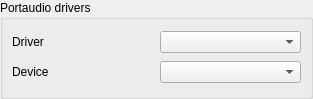
The window that src/traverso/ui/PaDriverPage.ui (ErwanLegrand/Traverso-DAW) describes before a commit, drawn with Qt 5.
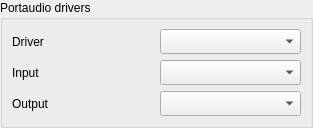
The same window after the commit.

```diff
--- a/src/traverso/ui/PaDriverPage.ui
+++ b/src/traverso/ui/PaDriverPage.ui
@@ -7,7 +7,7 @@
     <x>0</x>
     <y>0</y>
     <width>313</width>
-    <height>99</height>
+    <height>128</height>
    </rect>
   </property>
   <property name="windowTitle">
@@ -54,7 +54,14 @@
          </widget>
         </item>
         <item>
-         <widget class="QComboBox" name="driverCombo"/>
+         <widget class="QComboBox" name="driverCombo">
+          <property name="sizePolicy">
+           <sizepolicy hsizetype="Preferred" vsizetype="Preferred">
+            <horstretch>0</horstretch>
+            <verstretch>0</verstretch>
+           </sizepolicy>
+          </property>
+         </widget>
         </item>
        </layout>
       </item>
@@ -75,12 +82,52 @@
 &lt;p style=&quot; margin-top:0px; margin-bottom:0px; margin-left:0px; margin-right:0px; -qt-block-indent:0; text-indent:0px;&quot;&gt;PortAudio provides transparent driver support for multiple platforms, including Windows (see the wmme, direct x and asio options), and Mac OS X (see the CoreAudio and jack options)&lt;/p&gt;&lt;/body&gt;&lt;/html&gt;</string>
           </property>
           <property name="text">
-           <string>Device</string>
+           <string>Input</string>
           </property>
          </widget>
         </item>
         <item>
-         <widget class="QComboBox" name="devicesCombo"/>
+         <widget class="QComboBox" name="inputDevicesCombo">
+          <property name="sizePolicy">
+           <sizepolicy hsizetype="Preferred" vsizetype="Preferred">
+            <horstretch>0</horstretch>
+            <verstretch>0</verstretch>
+           </sizepolicy>
+          </property>
+         </widget>
+        </item>
+       </layout>
+      </item>
+      <item>
+       <layout class="QHBoxLayout" name="horizontalLayout_2">
+        <item>
+         <widget class="QLabel" name="label_3">
+          <property name="toolTip">
+           <string>&lt;html&gt;&lt;head&gt;&lt;meta name=&quot;qrichtext&quot; content=&quot;1&quot; /&gt;&lt;style type=&quot;text/css&quot;&gt;
+p, li { white-space: pre-wrap; }
+&lt;/style&gt;&lt;/head&gt;&lt;body style=&quot; font-family:'Sans Serif'; font-size:9pt; font-weight:400; font-style:normal; text-decoration:none;&quot;&gt;
+&lt;p style=&quot; margin-top:0px; margin-bottom:0px; margin-left:0px; margin-right:0px; -qt-block-indent:0; text-indent:0px;&quot;&gt;&lt;span style=&quot; font-weight:600;&quot;&gt;PortAudio Driver:&lt;/span&gt;&lt;/p&gt;
+&lt;p style=&quot; margin-top:0px; margin-bottom:0px; margin-left:0px; margin-right:0px; -qt-block-indent:0; text-indent:0px;&quot;&gt;The driver which should drive the PortAudio backend&lt;/p&gt;
+&lt;p style=&quot;-qt-paragraph-type:empty; margin-top:0px; margin-bottom:0px; margin-left:0px; margin-right:0px; -qt-block-indent:0; text-indent:0px;&quot;&gt;&lt;/p&gt;
+&lt;p style=&quot; margin-top:0px; margin-bottom:0px; margin-left:0px; margin-right:0px; -qt-block-indent:0; text-indent:0px;&quot;&gt;PortAudio supports many driver backends, some of which Traverso has native support for too. &lt;/p&gt;
+&lt;p style=&quot; margin-top:0px; margin-bottom:0px; margin-left:0px; margin-right:0px; -qt-block-indent:0; text-indent:0px;&quot;&gt;It is recommended to use Traverso's native drivers instead of using PortAudio's, however, if the native drivers give problems, you might try the ones supplied by PortAudio instead!&lt;/p&gt;
+&lt;p style=&quot;-qt-paragraph-type:empty; margin-top:0px; margin-bottom:0px; margin-left:0px; margin-right:0px; -qt-block-indent:0; text-indent:0px;&quot;&gt;&lt;/p&gt;
+&lt;p style=&quot; margin-top:0px; margin-bottom:0px; margin-left:0px; margin-right:0px; -qt-block-indent:0; text-indent:0px;&quot;&gt;PortAudio provides transparent driver support for multiple platforms, including Windows (see the wmme, direct x and asio options), and Mac OS X (see the CoreAudio and jack options)&lt;/p&gt;&lt;/body&gt;&lt;/html&gt;</string>
+          </property>
+          <property name="text">
+           <string>Output</string>
+          </property>
+         </widget>
+        </item>
+        <item>
+         <widget class="QComboBox" name="outputDevicesCombo">
+          <property name="sizePolicy">
+           <sizepolicy hsizetype="Preferred" vsizetype="Preferred">
+            <horstretch>0</horstretch>
+            <verstretch>0</verstretch>
+           </sizepolicy>
+          </property>
+         </widget>
         </item>
        </layout>
       </item>
```
